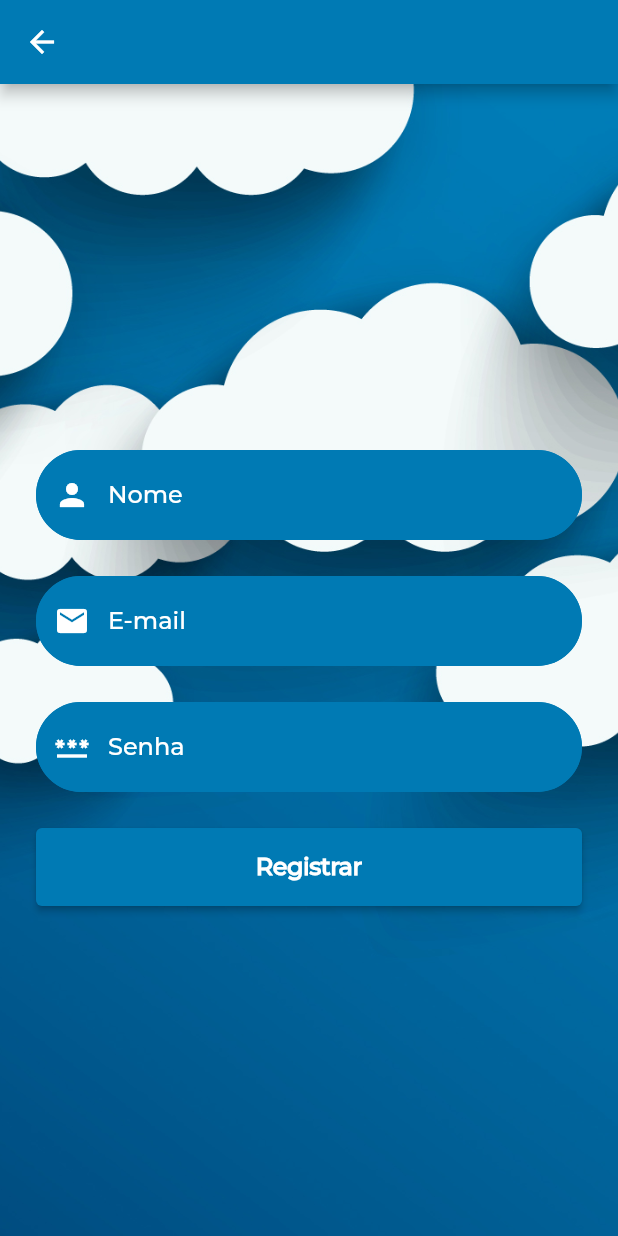
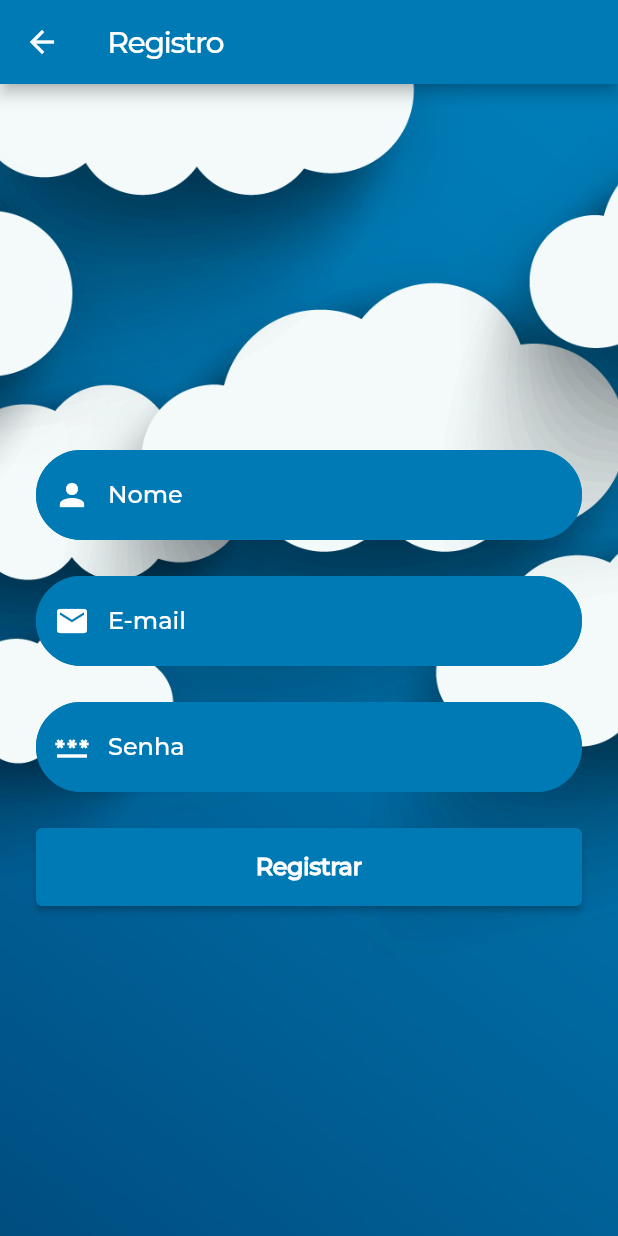
Before and after one commit to caioguge/Sky-Weather, a Flutter app: the SignupScreen screen opened directly, on a phone screen of 412 x 824 dp. Run offline on Flutter 3.47's test engine with Material 2 defaults, Android fonts, the phone set to English and light mode, and no system bars.

Commit message:
Feat: Adição de texto de registro

```diff
--- a/lib/views/signup_screen.dart
+++ b/lib/views/signup_screen.dart
@@ -27,6 +27,14 @@ class _SignupScreenState extends State<SignupScreen> {
   Widget build(BuildContext context) {
     return Scaffold(
       appBar: AppBar(
+        title: const Text(
+          'Registro',
+          style: TextStyle(
+            fontFamily: 'Montserrat',
+            fontSize: 20,
+            letterSpacing: -1,
+          ),
+        ),
         backgroundColor: const Color.fromRGBO(0, 122, 180, 1),
       ),
       body: Container(
```
